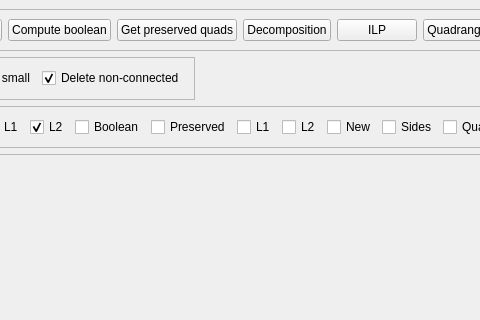
The window that quadbooleanwindow.ui (stefanonuvoli/quadmixer) describes before a commit, drawn with Qt 5; both pictures show x 270 to 750 and y 0 to 320 of the 1182 by 579 pixel window.
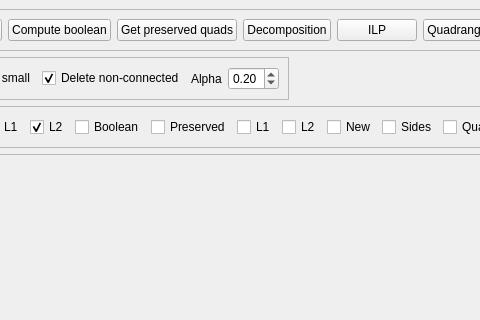
The same window after the commit. Custom widgets are drawn as their Qt base class.

```diff
--- a/quadbooleanwindow.ui
+++ b/quadbooleanwindow.ui
@@ -188,6 +188,29 @@
          </property>
         </widget>
        </item>
+       <item>
+        <widget class="QLabel" name="alphaLabel">
+         <property name="text">
+          <string>Alpha</string>
+         </property>
+        </widget>
+       </item>
+       <item>
+        <widget class="QDoubleSpinBox" name="alphaSpinBox">
+         <property name="minimum">
+          <double>0.010000000000000</double>
+         </property>
+         <property name="maximum">
+          <double>0.990000000000000</double>
+         </property>
+         <property name="singleStep">
+          <double>0.100000000000000</double>
+         </property>
+         <property name="value">
+          <double>0.200000000000000</double>
+         </property>
+        </widget>
+       </item>
       </layout>
      </widget>
     </item>
```
